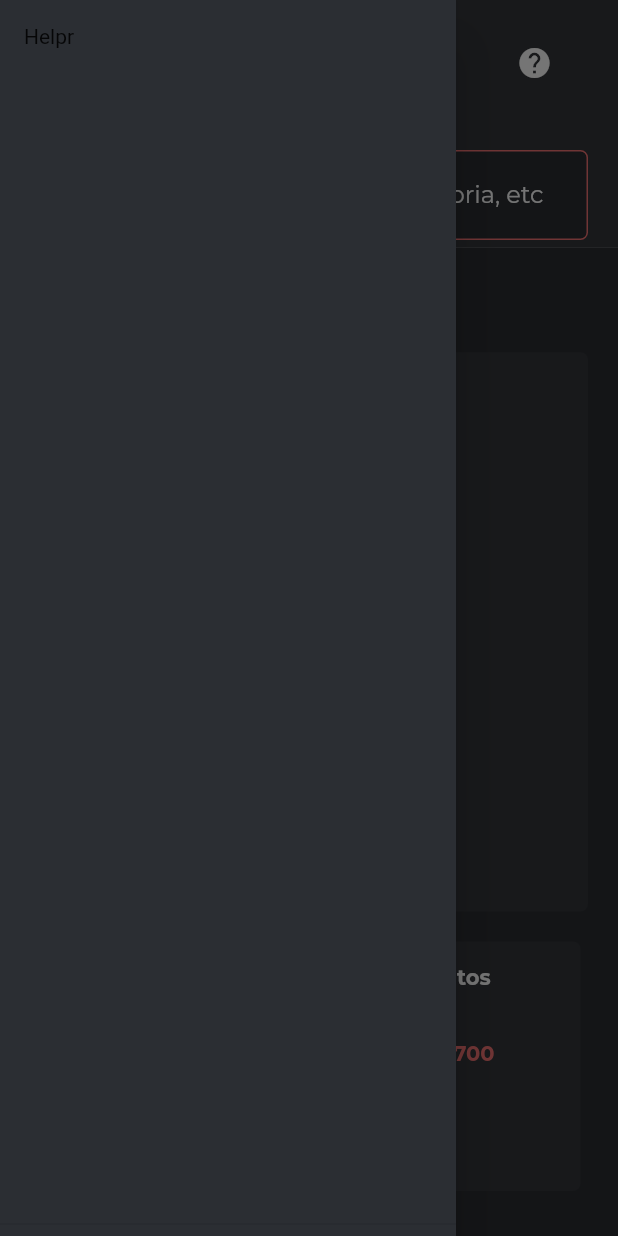
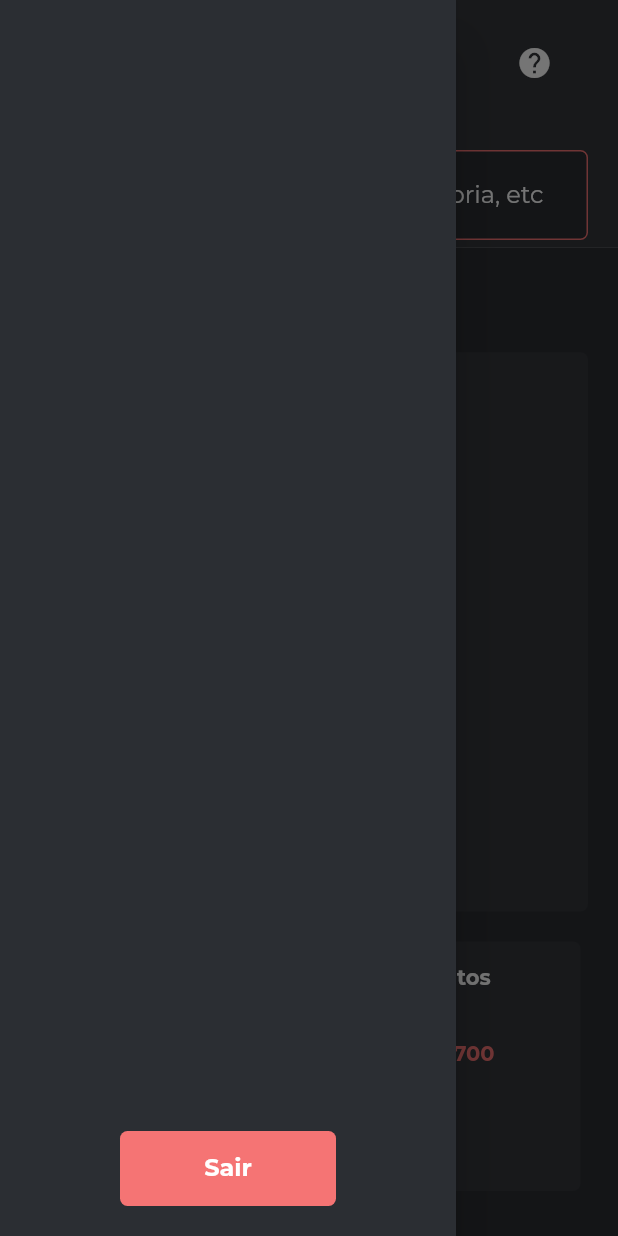
Before and after one commit to franzon/helpr-mobile, a Flutter app: the ClientHomePage screen opened directly, with the side drawer open, on a phone screen of 412 x 824 dp. Run offline on Flutter 3.47's test engine with Material 2 defaults, Android fonts, the phone set to English and light mode, and no system bars; our stand-ins replace bloc, equatable, flutter_bloc, flutter_spinkit, page_transition, rxdart and 1 more; missing offline and left inert: flutter_keychain; accounts and stored records are empty.

Commit message:
Adding logout button

```diff
--- a/client/lib/pages/home/client_home_drawer.dart
+++ b/client/lib/pages/home/client_home_drawer.dart
@@ -1,4 +1,6 @@
 import 'package:flutter/material.dart';
+import 'package:flutter_keychain/flutter_keychain.dart';
+import 'package:mobile/pages/authentication/authentication_page.dart';
 import 'package:mobile/pages/home/client_home_all_categories.dart';
 import 'package:page_transition/page_transition.dart';
 
@@ -14,8 +16,44 @@ class ClientHomeDrawer extends StatelessWidget {
     return Drawer(
       child: Container(
         color: colors["backgroundColor"],
-        child: DrawerHeader(
-          child: Text("Helpr"),
+        child: Column(
+          crossAxisAlignment: CrossAxisAlignment.center,
+          mainAxisSize: MainAxisSize.max,
+          mainAxisAlignment: MainAxisAlignment.end,
+          children: <Widget>[
+            Align(
+                alignment: Alignment.bottomCenter,
+                child: Container(
+                    margin: EdgeInsets.only(left: 80, right: 80, bottom: 20),
+                    height: 50,
+                    decoration: BoxDecoration(
+                        color: colors["primaryColor"],
+                        borderRadius: BorderRadius.circular(5)),
+                    child: Material(
+                      color: Colors.transparent,
+                      child: InkWell(
+                        onTap: () {
+                          FlutterKeychain.remove(key: "token");
+
+                          Navigator.pushReplacement(
+                              context,
+                              PageTransition(
+                                  type: PageTransitionType.leftToRight,
+                                  alignment: Alignment.bottomCenter,
+                                  child: AuthenticationPage()));
+                        },
+                        child: Center(
+                            child: Text(
+                          "Sair",
+                          style: TextStyle(
+                              color: Colors.white,
+                              fontFamily: "Montserrat",
+                              fontWeight: FontWeight.bold,
+                              fontSize: 16),
+                        )),
+                      ),
+                    )))
+          ],
         ),
       ),
     );
```
Also changed, not shown: client/lib/pages/authentication/authentication_signin.dart (+13 -2 lines).
